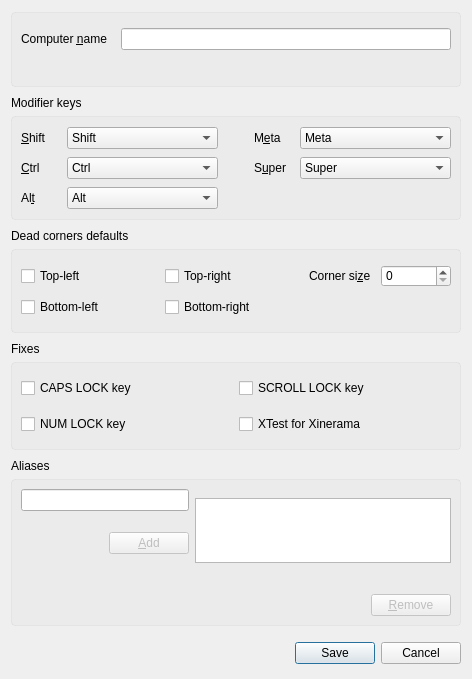
deskflow/deskflow, file src/gui/src/ScreenSettingsDialogBase.ui: the form before one commit.
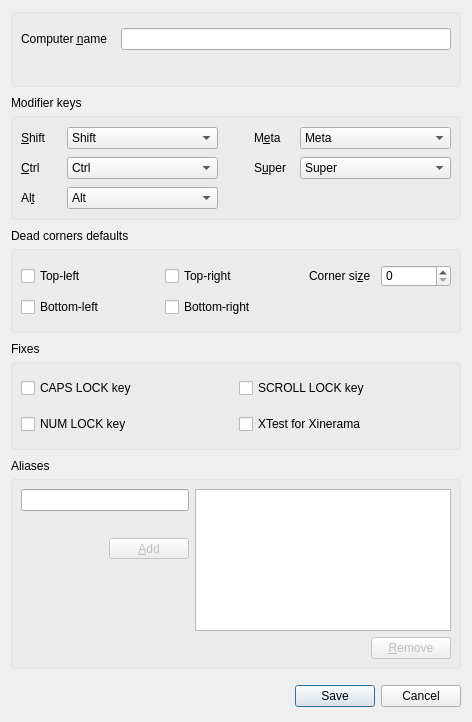
The form after the commit.

Commit message: SYNERGY-936 Fix aliases group

What changed in the file:
```diff
--- a/src/gui/src/ScreenSettingsDialogBase.ui
+++ b/src/gui/src/ScreenSettingsDialogBase.ui
@@ -7,7 +7,7 @@
     <x>0</x>
     <y>0</y>
     <width>472</width>
-    <height>679</height>
+    <height>722</height>
    </rect>
   </property>
   <property name="sizePolicy">
@@ -786,11 +786,14 @@
      <property name="frameShadow">
       <enum>QFrame::Raised</enum>
      </property>
-     <layout class="QGridLayout" name="gridLayout_6">
+     <layout class="QGridLayout" name="gridLayout_6" rowminimumheight="0,1,0,0,0,0">
+      <property name="sizeConstraint">
+       <enum>QLayout::SetDefaultConstraint</enum>
+      </property>
       <property name="verticalSpacing">
-       <number>3</number>
+       <number>6</number>
       </property>
-      <item row="2" column="0">
+      <item row="4" column="2">
        <spacer name="horizontalSpacer_2">
         <property name="orientation">
          <enum>Qt::Horizontal</enum>
@@ -803,13 +806,58 @@
         </property>
        </spacer>
       </item>
+      <item row="4" column="3">
+       <widget class="QPushButton" name="m_pButtonRemoveAlias">
+        <property name="enabled">
+         <bool>false</bool>
+        </property>
+        <property name="text">
+         <string>&amp;Remove</string>
+        </property>
+       </widget>
+      </item>
+      <item row="2" column="0">
+       <spacer name="horizontalSpacer_3">
+        <property name="orientation">
+         <enum>Qt::Horizontal</enum>
+        </property>
+        <property name="sizeHint" stdset="0">
+         <size>
+          <width>40</width>
+          <height>20</height>
+         </size>
+        </property>
+       </spacer>
+      </item>
+      <item row="0" column="0" colspan="2">
+       <widget class="QLineEdit" name="m_pLineEditAlias">
+        <property name="sizePolicy">
+         <sizepolicy hsizetype="Expanding" vsizetype="Fixed">
+          <horstretch>0</horstretch>
+          <verstretch>0</verstretch>
+         </sizepolicy>
+        </property>
+        <property name="minimumSize">
+         <size>
+          <width>168</width>
+          <height>0</height>
+         </size>
+        </property>
+        <property name="styleSheet">
+         <string notr="true"/>
+        </property>
+        <property name="maxLength">
+         <number>255</number>
+        </property>
+       </widget>
+      </item>
       <item row="2" column="1">
        <widget class="QPushButton" name="m_pButtonAddAlias">
         <property name="enabled">
          <bool>false</bool>
         </property>
         <property name="sizePolicy">
-         <sizepolicy hsizetype="Maximum" vsizetype="Fixed">
+         <sizepolicy hsizetype="Fixed" vsizetype="Fixed">
           <horstretch>0</horstretch>
           <verstretch>0</verstretch>
          </sizepolicy>
@@ -833,55 +881,26 @@
         </property>
        </widget>
       </item>
-      <item row="3" column="1" rowspan="3">
-       <spacer name="verticalSpacer_3">
-        <property name="orientation">
-         <enum>Qt::Vertical</enum>
-        </property>
-        <property name="sizeHint" stdset="0">
-         <size>
-          <width>20</width>
-          <height>40</height>
-         </size>
-        </property>
-       </spacer>
-      </item>
-      <item row="0" column="3" rowspan="4" colspan="2">
-       <widget class="QListWidget" name="m_pListAliases">
-        <property name="sizePolicy">
-         <sizepolicy hsizetype="Preferred" vsizetype="Preferred">
-          <horstretch>0</horstretch>
-          <verstretch>0</verstretch>
-         </sizepolicy>
-        </property>
-        <property name="minimumSize">
-         <size>
-          <width>0</width>
-          <height>0</height>
-         </size>
-        </property>
-        <property name="maximumSize">
-         <size>
-          <width>16777215</width>
-          <height>65</height>
-         </size>
-        </property>
-        <property name="styleSheet">
-         <string notr="true"/>
-        </property>
-        <property name="selectionMode">
-         <enum>QAbstractItemView::ExtendedSelection</enum>
-        </property>
-       </widget>
-      </item>
       <item row="1" column="0" colspan="2">
        <widget class="QLabel" name="m_pLabelAliasError">
         <property name="sizePolicy">
-         <sizepolicy hsizetype="Preferred" vsizetype="Fixed">
+         <sizepolicy hsizetype="Minimum" vsizetype="Maximum">
           <horstretch>0</horstretch>
           <verstretch>0</verstretch>
          </sizepolicy>
         </property>
+        <property name="minimumSize">
+         <size>
+          <width>0</width>
+          <height>0</height>
+         </size>
+        </property>
+        <property name="maximumSize">
+         <size>
+          <width>16777215</width>
+          <height>16777215</height>
+         </size>
+        </property>
         <property name="styleSheet">
          <string notr="true">color: #EC4C47; 
 font-size: 13px; 
@@ -896,63 +915,43 @@
         </property>
        </widget>
       </item>
-      <item row="0" column="0" colspan="2">
-       <widget class="QLineEdit" name="m_pLineEditAlias">
+      <item row="0" column="2" rowspan="4" colspan="2">
+       <widget class="QListWidget" name="m_pListAliases">
         <property name="sizePolicy">
-         <sizepolicy hsizetype="Preferred" vsizetype="Fixed">
+         <sizepolicy hsizetype="Preferred" vsizetype="Expanding">
           <horstretch>0</horstretch>
           <verstretch>0</verstretch>
          </sizepolicy>
         </property>
         <property name="minimumSize">
          <size>
-          <width>168</width>
-          <height>20</height>
+          <width>0</width>
+          <height>0</height>
+         </size>
+        </property>
+        <property name="maximumSize">
+         <size>
+          <width>16777215</width>
+          <height>16777215</height>
          </size>
         </property>
         <property name="styleSheet">
          <string notr="true"/>
         </property>
-        <property name="maxLength">
-         <number>255</number>
+        <property name="selectionMode">
+         <enum>QAbstractItemView::ExtendedSelection</enum>
         </property>
        </widget>
       </item>
-      <item row="5" column="4">
-       <widget class="QPushButton" name="m_pButtonRemoveAlias">
-        <property name="enabled">
-         <bool>false</bool>
-        </property>
-        <property name="text">
-         <string>&amp;Remove</string>
-        </property>
-       </widget>
-      </item>
-      <item row="4" column="4">
+      <item row="3" column="0" rowspan="2" colspan="2">
        <spacer name="verticalSpacer">
         <property name="orientation">
          <enum>Qt::Vertical</enum>
         </property>
-        <property name="sizeType">
-         <enum>QSizePolicy::Fixed</enum>
-        </property>
         <property name="sizeHint" stdset="0">
          <size>
           <width>20</width>
-          <height>2</height>
-         </size>
-        </property>
-       </spacer>
-      </item>
-      <item row="4" column="3" rowspan="2">
-       <spacer name="horizontalSpacer_5">
-        <property name="orientation">
-         <enum>Qt::Horizontal</enum>
-        </property>
-        <property name="sizeHint" stdset="0">
-         <size>
-          <width>40</width>
-          <height>20</height>
+          <height>40</height>
          </size>
         </property>
        </spacer>
```
